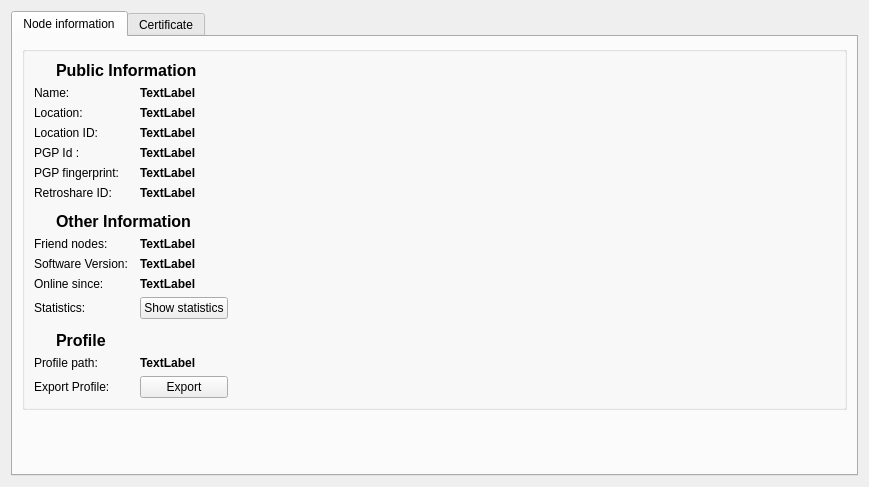
Old version of the form retroshare-gui/src/gui/settings/CryptoPage.ui in the repository RetroShare/RetroShare.
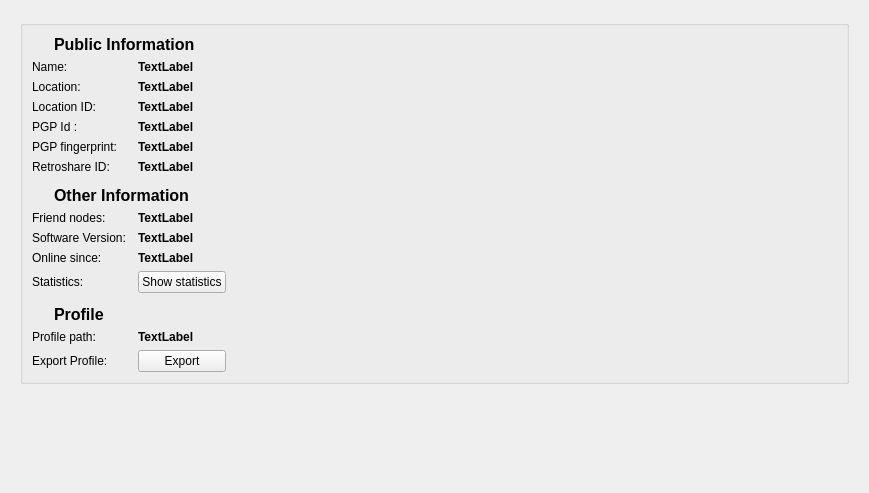
New version of the form. Icons and pictures are not drawn.

Commit message: removed/hid the certificate and ID from settings since it duplicates functionality of HomePage with different options

What changed in the file:
```diff
--- a/retroshare-gui/src/gui/settings/CryptoPage.ui
+++ b/retroshare-gui/src/gui/settings/CryptoPage.ui
@@ -7,19 +7,13 @@
     <x>0</x>
     <y>0</y>
     <width>869</width>
-    <height>487</height>
+    <height>493</height>
    </rect>
   </property>
   <layout class="QGridLayout" name="gridLayout_2">
    <item row="0" column="0">
-    <widget class="QTabWidget" name="tabWidget">
-     <property name="currentIndex">
-      <number>0</number>
-     </property>
-     <widget class="QWidget" name="tab">
-      <attribute name="title">
-       <string>Node information</string>
-      </attribute>
+    <widget class="QStackedWidget" name="stackedWidget">
+     <widget class="QWidget" name="stackPageNodeInfo" native="true">
       <layout class="QVBoxLayout" name="verticalLayout_2">
        <item>
         <widget class="QGroupBox" name="groupBox_1">
@@ -539,10 +533,7 @@
        </item>
       </layout>
      </widget>
-     <widget class="QWidget" name="tab_2">
-      <attribute name="title">
-       <string>Certificate</string>
-      </attribute>
+     <widget class="QWidget" name="stackPageCertificate" native="true">
       <layout class="QGridLayout" name="gridLayout_7">
        <item row="0" column="0">
         <widget class="QPlainTextEdit" name="certplainTextEdit">
```
Left out of the diff: 6 changed lines with no effect on the pictures. The commit also changes 2 other files.
